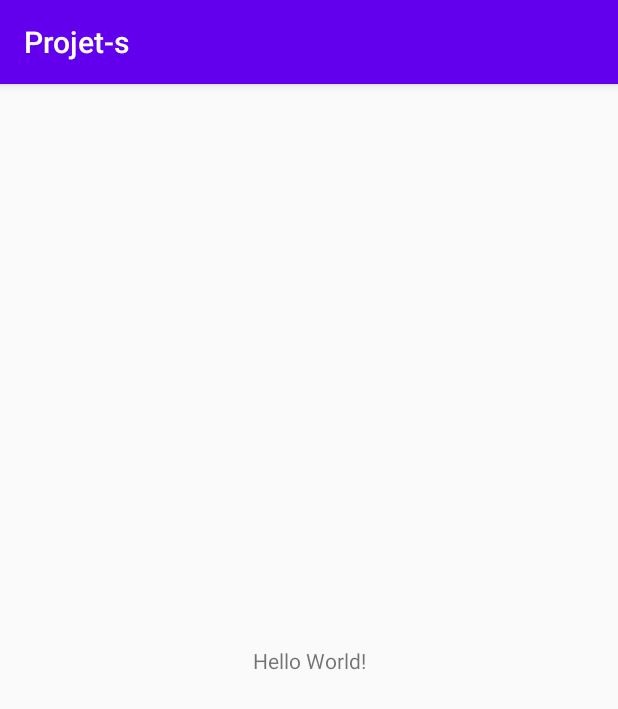
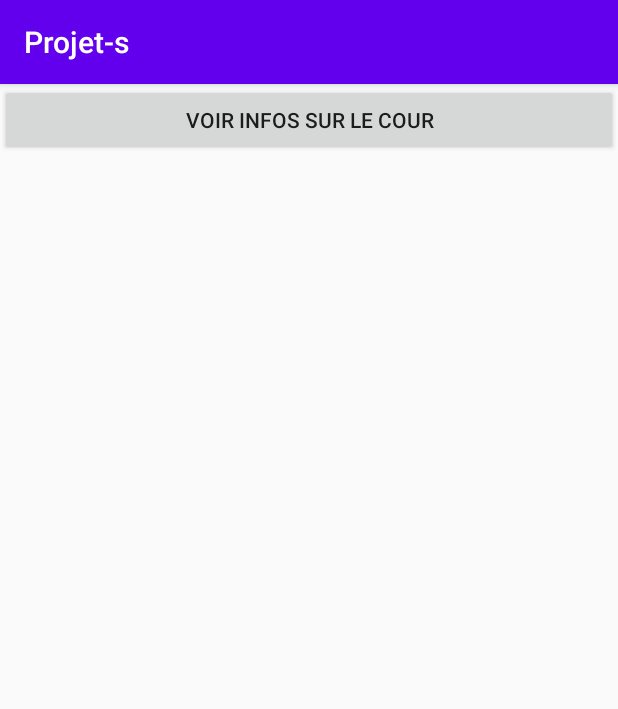
Before and after one commit to h-d3v/classroom-attendance, an Android app: the screen it shows after launch (MainActivity), on a phone screen of 412 x 824 dp. Shown: the top 709 px of the screen. Run offline under Robolectric (Android 15) with nearby library versions, the phone set to English and light mode, and no system bars; 3 statements that could not run were skipped.

Commit message:
Ajout de l'activité et du mvp pour voir un seul courGroupe

```diff
--- a/app/build.gradle
+++ b/app/build.gradle
@@ -6,7 +6,7 @@ android {
 
     defaultConfig {
         applicationId "dti.g25.projet_s"
-        minSdkVersion 23
+        minSdkVersion 21
         targetSdkVersion 29
         versionCode 1
         versionName "1.0"
@@ -32,4 +32,5 @@ dependencies {
     androidTestImplementation 'androidx.test.ext:junit:1.1.1'
     androidTestImplementation 'androidx.test.espresso:espresso-core:3.2.0'
     implementation 'androidx.recyclerview:recyclerview:1.0.0'
+    implementation 'com.google.android.material:material:1.1.0'
 }
--- a/app/src/main/AndroidManifest.xml
+++ b/app/src/main/AndroidManifest.xml
@@ -16,6 +16,8 @@
                 <category android:name="android.intent.category.LAUNCHER" />
             </intent-filter>
         </activity>
+        <activity android:name=".activities.VoirUnCourGroupeActivity"
+            android:parentActivityName=".activities.MainActivity"/>
     </application>
 
 </manifest>
--- a/app/src/main/java/dti/g25/projet_s/activities/MainActivity.java
+++ b/app/src/main/java/dti/g25/projet_s/activities/MainActivity.java
@@ -1,15 +1,29 @@
 package dti.g25.projet_s.activities;
 
 import androidx.appcompat.app.AppCompatActivity;
+import androidx.fragment.app.FragmentTransaction;
 
 import android.os.Bundle;
 import dti.g25.projet_s.R;
+import dti.g25.projet_s.dao.MockDAOFactory;
+import dti.g25.projet_s.presentation.modele.Modele;
+import dti.g25.projet_s.presentation.presenteur.PresenteurBtnVoirListeCoursGroupe;
+import dti.g25.projet_s.presentation.vue.VueVoirBtnListeCoursGroupes;
 
 public class MainActivity extends AppCompatActivity {
 
+    PresenteurBtnVoirListeCoursGroupe _presenteur;
+    //simule un bouton avec un 'faux' coursGroupe
     @Override
     protected void onCreate(Bundle savedInstanceState) {
         super.onCreate(savedInstanceState);
         setContentView(R.layout.activity_main);
+        Modele modele=new Modele(this, new MockDAOFactory());
+        VueVoirBtnListeCoursGroupes vue=new VueVoirBtnListeCoursGroupes();
+        _presenteur= new PresenteurBtnVoirListeCoursGroupe(this, vue, modele);
+        vue.setPresenteur(_presenteur);
+        FragmentTransaction ft=getSupportFragmentManager().beginTransaction();
+        ft.add(R.id.layout_voir_btn, vue);
+        ft.commit();
     }
 }
--- a/app/src/main/java/dti/g25/projet_s/dao/MockDAOFactory.java
+++ b/app/src/main/java/dti/g25/projet_s/dao/MockDAOFactory.java
@@ -10,7 +10,7 @@ import java.util.HashMap;
 import java.util.LinkedList;
 import java.util.List;
 
-public class MockDAOFactory {
+public class MockDAOFactory extends  DAOFactory{
 
     List<Utilisateur> listeUtilisateur= new LinkedList<Utilisateur>();
     HashMap<Utilisateur, List<CoursGroupe>> utilisateurListHashMap;
--- a/app/src/main/java/dti/g25/projet_s/domaine/entites/CoursGroupe.java
+++ b/app/src/main/java/dti/g25/projet_s/domaine/entites/CoursGroupe.java
@@ -27,6 +27,7 @@ public class CoursGroupe {
 
     public LibelleCours getLibelleCours() {
         return libelleCours;
+    }
 
-    }
+
 }
--- a/app/src/main/java/dti/g25/projet_s/presentation/modele/daos/DAOFactory.java
+++ b/app/src/main/java/dti/g25/projet_s/presentation/modele/daos/DAOFactory.java
@@ -7,6 +7,5 @@ import dti.g25.projet_s.domaine.entites.Utilisateur;
 import java.util.List;
 
 public abstract class DAOFactory {
-
     public abstract List<CoursGroupe> creerListeCoursGroupeParUtilisateur(Utilisateur utilisateur);
 }
--- /dev/null
+++ b/app/src/main/java/dti/g25/projet_s/presentation/presenteur/PresenteurBtnVoirListeCoursGroupe.java
@@ -0,0 +1,36 @@
+package dti.g25.projet_s.presentation.presenteur;
+
+import android.app.Activity;
+import android.content.Intent;
+
+import dti.g25.projet_s.activities.VoirUnCourGroupeActivity;
+import dti.g25.projet_s.domaine.entites.LibelleCours;
+import dti.g25.projet_s.presentation.contratVuePresenteur.ContratVpVoirUnCoursGroupe;
+import dti.g25.projet_s.presentation.modele.Modele;
+import dti.g25.projet_s.presentation.vue.VueVoirBtnListeCoursGroupes;
+
+public class PresenteurBtnVoirListeCoursGroupe {
+    private Modele _modele;
+    private VueVoirBtnListeCoursGroupes _vue;
+    private Activity _activite;
+
+    /**
+     * Constructeur du presenteur
+     * @param activite Activité dans laquelle le présenteur agis qui sera l'activité pricipale
+     * @param vue La vue qui est relié au présenteur, qui sera la vue principale
+     * @param modele le modele du MVP
+     */
+    public PresenteurBtnVoirListeCoursGroupe(Activity activite, VueVoirBtnListeCoursGroupes vue, Modele modele) {
+        _activite=activite;
+        _modele=modele;
+        _vue=vue;
+    }
+
+    public void requeteVoirUnCourGroupe(){
+        Intent intentModif=new Intent(_activite, VoirUnCourGroupeActivity.class);
+        intentModif.putExtra("EXTRA_POSITION_PROJET", 0);
+        _activite.startActivityForResult(intentModif, 20);
+    }
+
+
+}
--- /dev/null
+++ b/app/src/main/java/dti/g25/projet_s/presentation/vue/VueVoirBtnListeCoursGroupes.java
@@ -0,0 +1,45 @@
+package dti.g25.projet_s.presentation.vue;
+
+import android.os.Bundle;
+import android.view.LayoutInflater;
+import android.view.View;
+import android.view.ViewGroup;
+import android.widget.Button;
+
+import androidx.fragment.app.Fragment;
+
+import dti.g25.projet_s.R;
+import dti.g25.projet_s.presentation.presenteur.PresenteurBtnVoirListeCoursGroupe;
+
+public class VueVoirBtnListeCoursGroupes extends Fragment {
+
+    private Button btnVoirUnCourGroupe;
+    private PresenteurBtnVoirListeCoursGroupe _presenteur;
+
+    public void setPresenteur(PresenteurBtnVoirListeCoursGroupe presenteur) {
+        _presenteur=presenteur;
+    }
+
+    /**
+     * @param inflater
+     * @param container
+     * @param savedInstanceState
+     * @return la vue après qu'elle est été créée
+     */
+    @Override
+    public View onCreateView (LayoutInflater inflater,
+                              ViewGroup container,
+                              Bundle savedInstanceState){
+        View racine=inflater.inflate(R.layout.frag_btn_voir_un_courgroupe, container, false);
+        racine.findViewById(R.id.btnVoirCourGroupe).setOnClickListener(new View.OnClickListener() {
+                                                                           @Override
+                                                                           public void onClick(View v) {
+                                                                               _presenteur.requeteVoirUnCourGroupe();
+                                                                           }
+                                                                       }
+        );
+
+        //setRetainInstance(true);
+        return racine;
+    }
+}
--- a/app/src/main/res/layout/activity_main.xml
+++ b/app/src/main/res/layout/activity_main.xml
@@ -2,17 +2,7 @@
 <androidx.constraintlayout.widget.ConstraintLayout xmlns:android="http://schemas.android.com/apk/res/android"
     xmlns:app="http://schemas.android.com/apk/res-auto"
     xmlns:tools="http://schemas.android.com/tools"
+    android:id="@+id/layout_voir_btn"
     android:layout_width="match_parent"
     android:layout_height="match_parent"
-    tools:context=".activities.MainActivity">
-
-    <TextView
-        android:layout_width="wrap_content"
-        android:layout_height="wrap_content"
-        android:text="Hello World!"
-        app:layout_constraintBottom_toBottomOf="parent"
-        app:layout_constraintLeft_toLeftOf="parent"
-        app:layout_constraintRight_toRightOf="parent"
-        app:layout_constraintTop_toTopOf="parent" />
-
-</androidx.constraintlayout.widget.ConstraintLayout>
+    tools:context=".activities.MainActivity" />
--- /dev/null
+++ b/app/src/main/res/layout/frag_btn_voir_un_courgroupe.xml
@@ -0,0 +1,13 @@
+<?xml version="1.0" encoding="utf-8"?>
+<LinearLayout xmlns:android="http://schemas.android.com/apk/res/android"
+    xmlns:app="http://schemas.android.com/apk/res-auto"
+    xmlns:tools="http://schemas.android.com/tools"
+    android:orientation="vertical" android:layout_width="match_parent"
+    android:layout_height="match_parent">
+
+    <Button
+        android:id="@+id/btnVoirCourGroupe"
+        android:layout_width="match_parent"
+        android:layout_height="wrap_content"
+        android:text="Voir infos sur le cour" />
+</LinearLayout>
```
Also changed, not shown: app/src/main/java/dti/g25/projet_s/activities/VoirUnCourGroupeActivity.java (added, +30 -0 lines), app/src/main/java/dti/g25/projet_s/domaine/entites/LibelleCours.java (+9 -0 lines), app/src/main/java/dti/g25/projet_s/presentation/contratVuePresenteur/ContratVpVoirUnCoursGroupe.java (added, +14 -0 lines), app/src/main/java/dti/g25/projet_s/presentation/modele/Modele.java (+14 -2 lines), app/src/main/java/dti/g25/projet_s/presentation/presenteur/PresenteurVoirUnCourGroupe.java (added, +52 -0 lines), app/src/main/java/dti/g25/projet_s/presentation/vue/VueVoirUnCourGroupe.java (added, +50 -0 lines), app/src/main/res/layout/activity_voir_un_courgroupe.xml (added, +7 -0 lines), app/src/main/res/layout/frag_voir_un_courgroupe.xml (added, +104 -0 lines), 2 other files.
